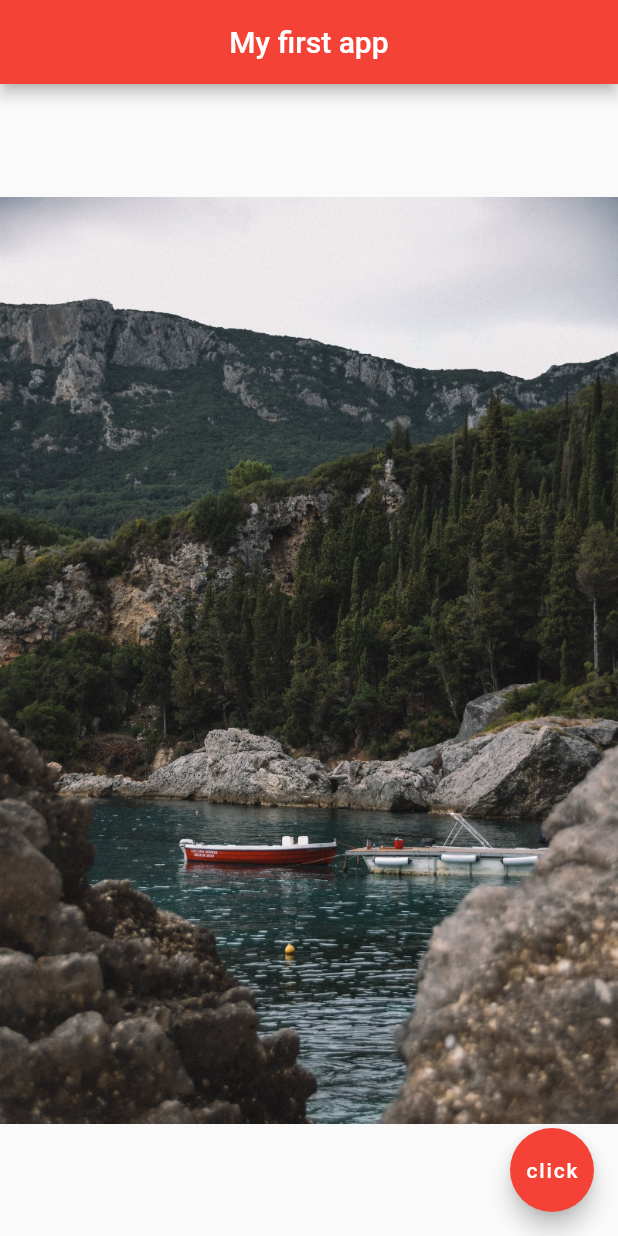
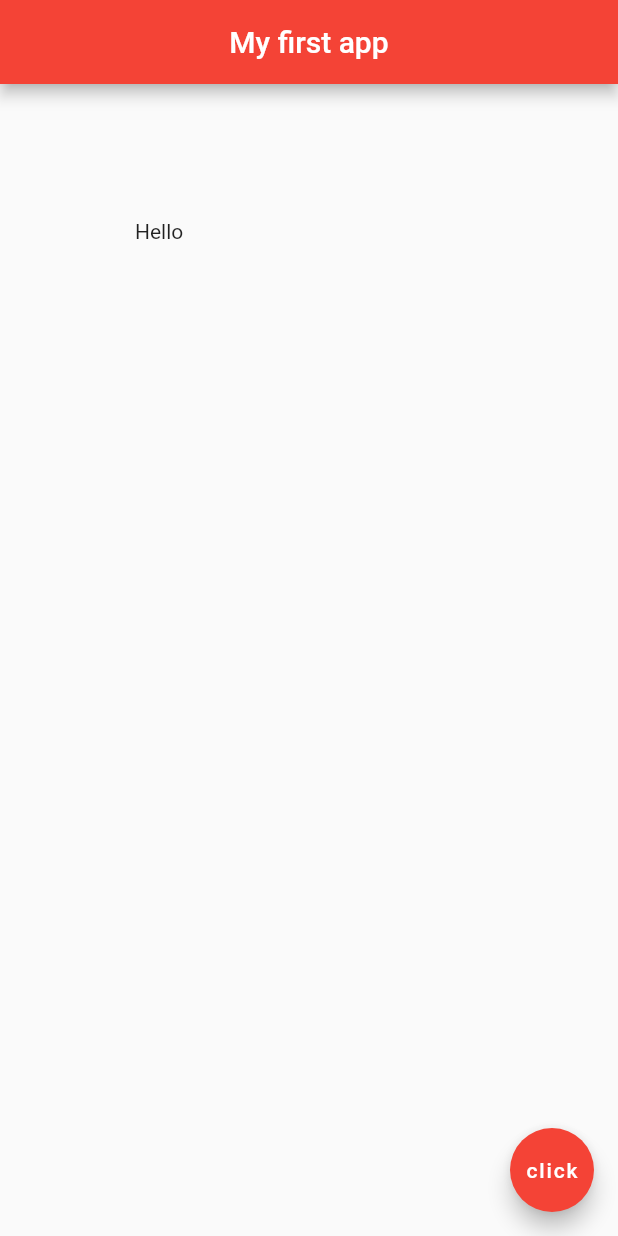
Before and after one commit to Jean-Aime-2023/Flutter-basics, a Flutter app: the screen it shows after launch, on a phone screen of 412 x 824 dp. Run offline on Flutter 3.47's test engine with Material 2 defaults, Android fonts, the phone set to English and light mode, and no system bars.

Commit message:
Padding and margin

```diff
--- a/lib/main.dart
+++ b/lib/main.dart
@@ -18,8 +18,9 @@ class Home extends StatelessWidget {
         centerTitle: true,
         backgroundColor: Colors.red,
       ),
-      body: Center(
-        child: Image.asset('assets/image2.jpeg'),
+      body: Padding(
+        padding: EdgeInsets.all(90.0),
+        child: Text('Hello'),
       ),
       floatingActionButton: FloatingActionButton(
         onPressed: () {
```
